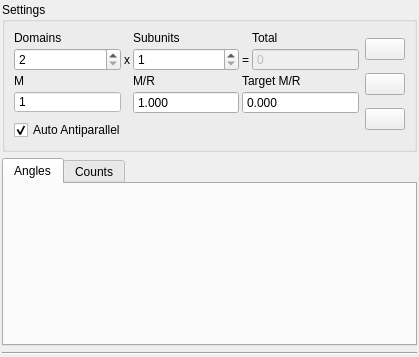
Old version of the form ui/config/tabs/domains/panel.ui in the repository NATuG3/NATuG3.
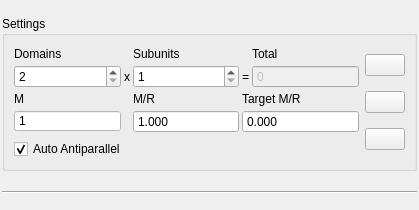
New version of the form.

Commit message: Split up domains table area

Patch:
```diff
--- a/ui/config/tabs/domains/panel.ui
+++ b/ui/config/tabs/domains/panel.ui
@@ -7,7 +7,7 @@
     <x>0</x>
     <y>0</y>
     <width>419</width>
-    <height>357</height>
+    <height>210</height>
    </rect>
   </property>
   <property name="windowTitle">
@@ -336,23 +336,6 @@
      </layout>
     </widget>
    </item>
-   <item>
-    <widget class="QTabWidget" name="tables_area">
-     <property name="currentIndex">
-      <number>0</number>
-     </property>
-     <widget class="QWidget" name="angles_tab">
-      <attribute name="title">
-       <string>Angles</string>
-      </attribute>
-     </widget>
-     <widget class="QWidget" name="counts_tab">
-      <attribute name="title">
-       <string>Counts</string>
-      </attribute>
-     </widget>
-    </widget>
-   </item>
    <item>
     <widget class="Line" name="line">
      <property name="orientation">
```
The commit also changes 8 other files.
